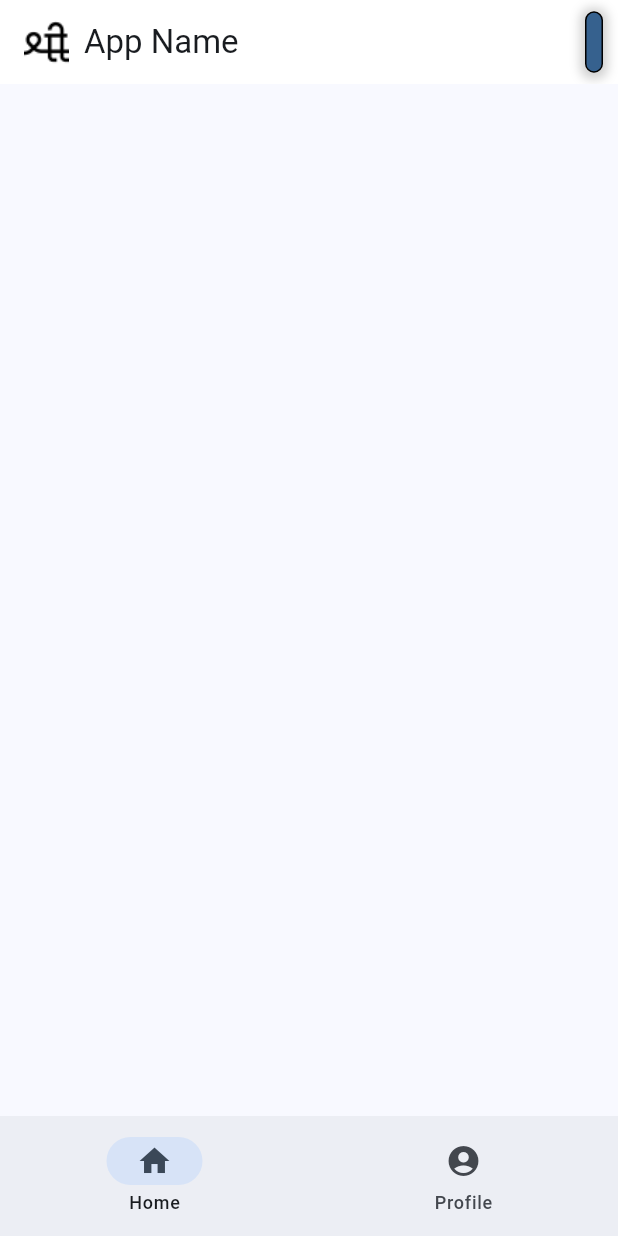
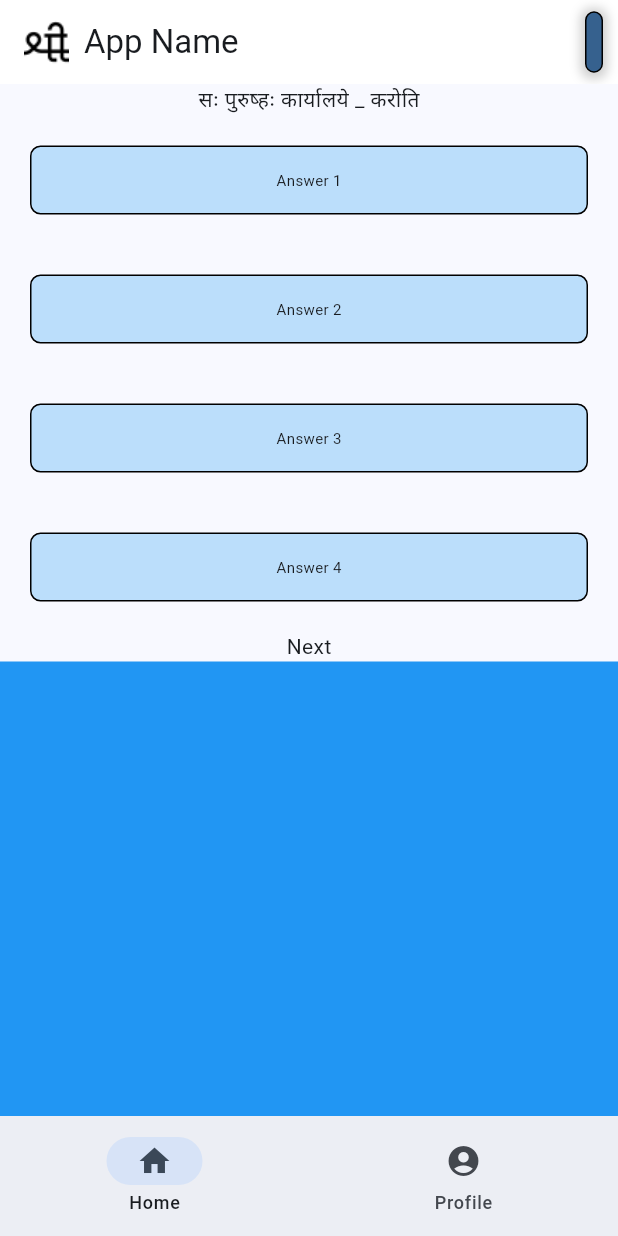
Before and after one commit to JishnuM5/5MinuteSanskrit, a Flutter app: the screen it shows after launch, after a tap on "Sample Quiz", on a phone screen of 412 x 824 dp. Run offline on Flutter 3.47's test engine with Material 3 defaults, Android fonts, the phone set to English and light mode, and no system bars.

Commit message:
New Branch buttonTest

```diff
--- a/lib/main.dart
+++ b/lib/main.dart
@@ -1,4 +1,5 @@
 import 'package:flutter/material.dart';
+import 'package:flutter/widgets.dart';
 import 'package:provider/provider.dart';
 
 void main() {
@@ -59,7 +60,7 @@ class _MyHomePageState extends State<MyHomePage> {
         page = const Placeholder();
         break;
       case 2:
-        page = QuizPage();
+        page = const QuizPage();
       default:
         throw UnimplementedError();
     }
@@ -147,7 +148,6 @@ class _MainPageState extends State<MainPage> {
     return Scaffold(
       // A scroll view of the quiz tiles
       body: SingleChildScrollView(
-        child: Center(
         child: Column(
           children: [
             const Text("This Week's Quizzes", style: TextStyle(fontSize: 40)),
@@ -162,10 +162,8 @@ class _MainPageState extends State<MainPage> {
                 onTap: () {
                   context.read<MyAppState>()._onItemTapped(2);
                 },
-                  highlightColor: Colors.blueGrey
-                      .withOpacity(0.2),
-                  splashColor: Colors.blueGrey
-                      .withOpacity(0.5),
+                highlightColor: Colors.blueGrey.withOpacity(0.2),
+                splashColor: Colors.blueGrey.withOpacity(0.5),
                 child: Ink(
                   decoration: BoxDecoration(
                     border: Border.all(
@@ -174,11 +172,9 @@ class _MainPageState extends State<MainPage> {
                     borderRadius: const BorderRadius.all(Radius.circular(7)),
                     color: Theme.of(context).primaryColor,
                   ),
-                    child: ConstrainedBox(
-                      constraints: const BoxConstraints.tightFor(
-                          width: 800, height: 200),
-                      child: Center(
                   child: Container(
+                    constraints:
+                        const BoxConstraints.tightFor(width: 800, height: 200),
                     padding: const EdgeInsets.all(15.0),
                     alignment: Alignment.center,
                     child: const Text(
@@ -193,10 +189,7 @@ class _MainPageState extends State<MainPage> {
                 ),
               ),
             ),
-                ),
-              ),
           ],
-          ),
         ),
       ),
     );
@@ -213,6 +206,67 @@ class QuizPage extends StatefulWidget {
 class _QuizPageState extends State<QuizPage> {
   @override
   Widget build(BuildContext context) {
-    return Scaffold();
+    return Scaffold(
+      // A scroll view of questions
+      body: LayoutBuilder(builder: (context, constraints) {
+        return SingleChildScrollView(
+          child: ConstrainedBox(
+            constraints: BoxConstraints(
+                minWidth: constraints.maxWidth,
+                minHeight: constraints.maxHeight),
+            child: IntrinsicHeight(
+              child: Column(
+                mainAxisSize: MainAxisSize.max,
+                children: [
+                  const Text('सः पुरुष्हः कार्यालये _ करोति'),
+                  Expanded(child: const AnswerTile(option: 'Answer 1')),
+                  Expanded(child: const AnswerTile(option: 'Answer 2')),
+                  Expanded(child: const AnswerTile(option: 'Answer 3')),
+                  Expanded(child: const AnswerTile(option: 'Answer 4')),
+                  const Text('Next'),
+                  Container(
+                      height: 500,
+                      decoration: const BoxDecoration(color: Colors.blue))
+                ],
+              ),
+            ),
+          ),
+        );
+      }),
+    );
   }
 }
+
+class AnswerTile extends StatelessWidget {
+  const AnswerTile({
+    super.key,
+    required this.option,
+  });
+
+  final String option;
+
+  @override
+  Widget build(BuildContext context) {
+    return Padding(
+      padding: const EdgeInsets.all(20.0),
+      child: Container(
+        decoration: BoxDecoration(
+          border: Border.all(
+            color: Colors.black,
+          ),
+          borderRadius: const BorderRadius.all(Radius.circular(7)),
+          color: Theme.of(context).primaryColorLight,
+        ),
+        padding: const EdgeInsets.all(15.0),
+        alignment: Alignment.center,
+        child: Text(
+          option,
+          style: const TextStyle(fontSize: 10.0 //DefaultTextStyle.of(context)
+              // .style
+              // .apply(fontSizeFactor: 2.0), <-Future Code
+              ),
+        ),
+      ),
+    );
+  }
+}
```
Lines whose indentation alone changed are shown as unchanged.
